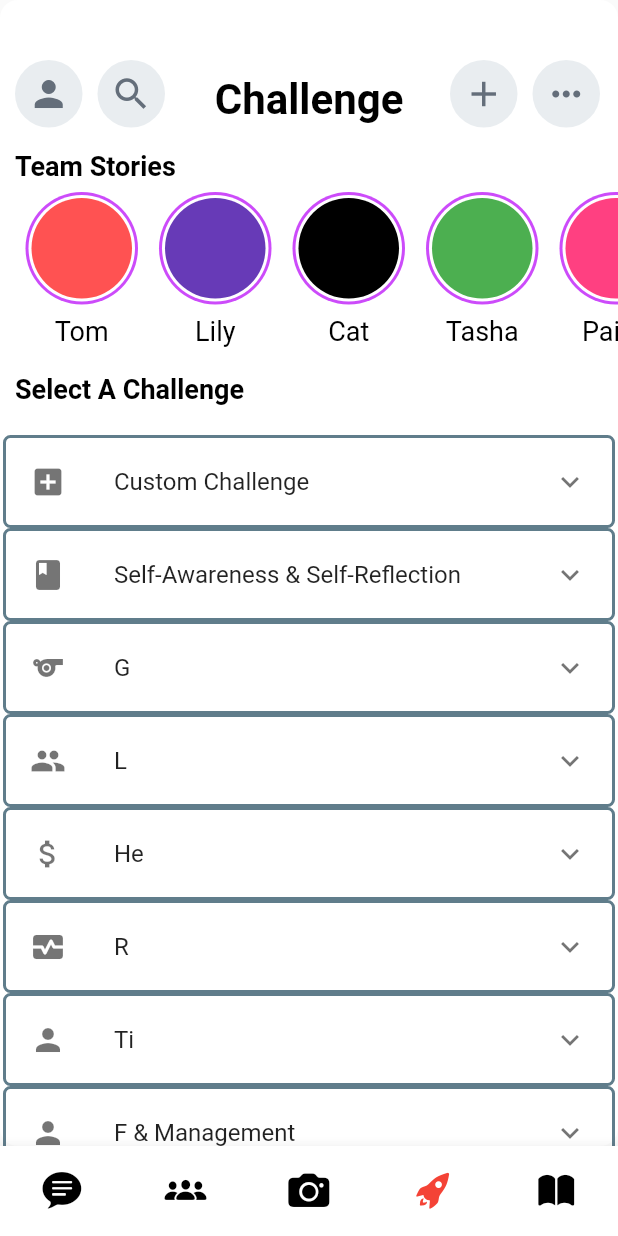
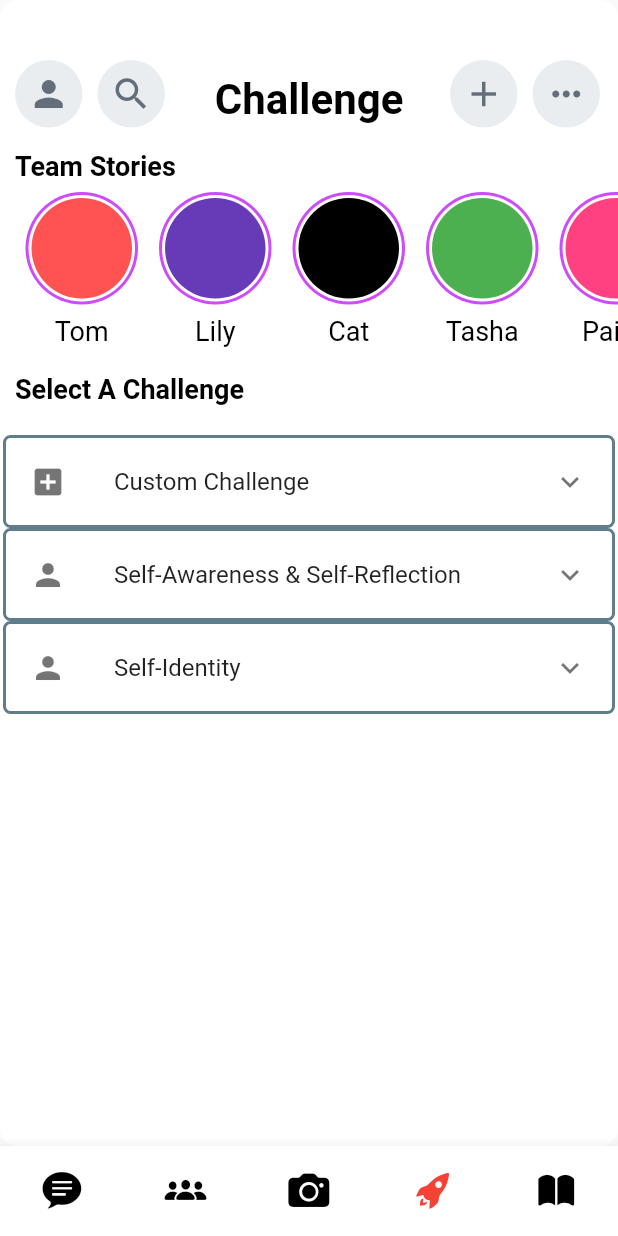
Before and after one commit to stikenganayo/TeamUP, a Flutter app: the screen it shows after launch, swiped to page 4, on a phone screen of 412 x 824 dp. Run offline on Flutter 3.47's test engine with Material 2 defaults, Android fonts, the phone set to English and light mode, and no system bars; our stand-ins replace camera.

Commit message:
Update challenge_screen.dart

```diff
--- a/lib/screens/challenge_screen.dart
+++ b/lib/screens/challenge_screen.dart
@@ -5,6 +5,22 @@ import 'package:snapchat_ui_clone/widgets/top_bar.dart';
 import 'dart:io';
 import '../style.dart';
 import '../widgets/stories.dart';
+
+
+//                         _ExpansionIconListItem(icon: Icons.add_box, title: 'Custom Challenge'),
+//                         _ExpansionIconListItem(icon: Icons.book, title: 'Self-Awareness & Self-Reflection'),
+//                         _ExpansionIconListItem(icon: Icons.sports, title: 'Goal Setting & Planning'),
+//                         _ExpansionIconListItem(icon: Icons.group, title: 'Learning & Skill Development'),
+//                         _ExpansionIconListItem(icon: Icons.attach_money, title: 'Health & Well-being'),
+//                         _ExpansionIconListItem(icon: Icons.monitor_heart, title: 'Relationships & Communication'),
+//                         _ExpansionIconListItem(icon: Icons.person, title: 'Time Management & Productivity'),
+//                         _ExpansionIconListItem(icon: Icons.person, title: 'Financial Literacy & Management'),
+//                         _ExpansionIconListItem(icon: Icons.person, title: 'Emotional Intelligence'),
+//                         _ExpansionIconListItem(icon: Icons.person, title: 'Spirituality & Purpose'),
+//                         _ExpansionIconListItem(icon: Icons.person, title: 'Creativity & Self-Expression'),
+//                         _ExpansionIconListItem(icon: Icons.person, title: 'Personal Boundaries & Self-Care'),
+
+
 
 class ChallengeScreen extends StatefulWidget {
   const ChallengeScreen({Key? key}) : super(key: key);
@@ -19,11 +35,12 @@ class _ChallengeScreenState extends State<ChallengeScreen> {
     return Scaffold(
       body: Container(
         decoration: BoxDecoration(
-          color: Style.white,
+          color: Colors.white,
           borderRadius: BorderRadius.circular(12),
         ),
         child: Stack(
           children: [
+            // Top bar
             const TopBar(isCameraPage: false, text: 'Challenge'),
             Positioned(
               top: 100,
@@ -35,45 +52,24 @@ class _ChallengeScreenState extends State<ChallengeScreen> {
                 child: Column(
                   crossAxisAlignment: CrossAxisAlignment.start,
                   children: [
+                    // Stories
                     Style.sectionTitle('Team Stories'),
                     const Stories(),
                     const SizedBox(height: 18),
+                    // Select A Challenge
                     Style.sectionTitle('Select A Challenge'),
                     const SizedBox(height: 18),
 
                     Center(
-                      // ListView with ExpansionTiles wrapping each _IconListItem
                       child: ListView(
                         padding: const EdgeInsets.all(2),
                         shrinkWrap: true,
                         physics: const NeverScrollableScrollPhysics(),
                         children: const <Widget>[
                           _ExpansionIconListItem(icon: Icons.add_box, title: 'Custom Challenge'),
-                          _ExpansionIconListItem(icon: Icons.book, title: 'Self-Awareness & Self-Reflection', subItems: [
-                            'Emotional Awareness',
-                            'Self-Identity',
-                            'Sses',
-                            'Tns',
-                            'Gons',
-                            'fdgdfg',
-                            'MiAwareness',
-                            'Pehers',
-                            'Trins',
-                            'Seing',
-                            'Perrowth',
-                            'Selon',
-
-                          ]),
-                          _ExpansionIconListItem(icon: Icons.sports, title: 'G'),
-                          _ExpansionIconListItem(icon: Icons.group, title: 'L'),
-                          _ExpansionIconListItem(icon: Icons.attach_money, title: 'He'),
-                          _ExpansionIconListItem(icon: Icons.monitor_heart, title: 'R'),
-                          _ExpansionIconListItem(icon: Icons.person, title: 'Ti'),
-                          _ExpansionIconListItem(icon: Icons.person, title: 'F & Management'),
-                          _ExpansionIconListItem(icon: Icons.person, title: 'Emotiona'),
-                          _ExpansionIconListItem(icon: Icons.person, title: 'Spiri'),
-                          _ExpansionIconListItem(icon: Icons.person, title: 'Creat'),
-                          _ExpansionIconListItem(icon: Icons.person, title: 'Pers'),
+                          _ExpansionIconListItem(icon: Icons.person, title: 'Self-Awareness & Self-Reflection'),
+                          _ExpansionIconListItem(icon: Icons.person, title: 'Self-Identity'),
+                          // ... (Other _ExpansionIconListItem)
                         ],
                       ),
                     ),
@@ -88,177 +84,110 @@ class _ChallengeScreenState extends State<ChallengeScreen> {
   }
 }
 
-class _ExpansionIconListItem extends StatelessWidget {
+class _ExpansionIconListItem extends StatefulWidget {
   final IconData icon;
   final String title;
-  final List<String>? subItems;
 
-  const _ExpansionIconListItem({required this.icon, required this.title, this.subItems});
+  const _ExpansionIconListItem({required this.icon, required this.title});
+
+  @override
+  _ExpansionIconListItemState createState() => _ExpansionIconListItemState();
+}
+
+class _ExpansionIconListItemState extends State<_ExpansionIconListItem> {
+  bool _isExpanded = false;
+  final List<String> SelfAwarenessSelfReflectionItems = ['Emotional Awareness', 'Self-Identity', 'Strengths and Weaknesses', 'Thought Patterns',
+    'Goals and Aspirations', 'Personal Values', 'Mindfulness and Present Moment Awareness', 'Perceptions of Others',
+    'Triggers and Patterns', 'Self-Care and Well-being', 'Personal History and Growth', 'Self-Compassion']; // Add more items as needed
+
+
+
+
+
+  final List<String> EmotionalAwarenessSubItems = ['Emotion Journaling', 'Emotion Wheel', 'Body Scan Meditation', 'Mindfulness Meditation'];
+  final List<String> SelfIdentitySubItems = ['Values Exploration', 'Strengths Assessment', 'Vision Board', 'Personal Mission Statement'];
+  final List<String> StrengthsAndWeaknessSubItems = ['Feedback Gathering', 'Success Stories', 'Personal Achievements Journal', 'Failure Analysis'];
+
+
+
+
+  final List<String> ListItems = ['work', 'good', 'yes', 'data'];
 
   @override
   Widget build(BuildContext context) {
+    List<String> currentListItems = [];
+    if (widget.title == 'Self-Awareness & Self-Reflection') {
+      currentListItems = SelfAwarenessSelfReflectionItems;
+    } else if (widget.title == 'Self-Identity') {
+      currentListItems = SelfIdentitySubItems;
+    } else if (widget.title == 'Strengths and Weaknesses') {
+      currentListItems = SelfIdentitySubItems;
+    }
+
     return Container(
       decoration: BoxDecoration(
         border: Border.all(color: Colors.blueGrey, width: 2),
         borderRadius: BorderRadius.circular(5),
       ),
       child: ExpansionTile(
-        leading: Icon(icon),
-        title: Text(title),
+        leading: Icon(widget.icon),
+        title: Text(widget.title),
+        onExpansionChanged: (expanded) {
+          setState(() {
+            _isExpanded = expanded;
+          });
+        },
         children: <Widget>[
-          if (subItems != null)
+          if (_isExpanded)
             Column(
-              children: subItems!.map((item) {
+              children: currentListItems.map((item) {
                 return ListTile(
+                  title: Row(
+                    mainAxisAlignment: MainAxisAlignment.spaceBetween,
+                    children: [
+                      Text(item),
+                      if ((item == 'Emotional Awareness' || item == 'Self-Identity' || item == 'Strengths and Weaknesses'))
+                        GestureDetector(
                           onTap: () {
                             showModalBottomSheet(
                               context: context,
                               builder: (BuildContext context) {
+                                List<String> selectedList = item == 'Emotional Awareness'
+                                ? EmotionalAwarenessSubItems
+                                : item == 'Self-Identity'
+                                ? SelfIdentitySubItems
+                                : item == 'Strengths and Weaknesses' ? StrengthsAndWeaknessSubItems
+                                : [];
+
+
                                 return Container(
                                   height: 200,
                                   child: ListView(
-                            children: const [
-
-                              _SubExpansionIconListItem(icon: Icons.add_box, title: 'Emotional Awareness'),
-                              _SubExpansionIconListItem(icon: Icons.add_box, title: 'Self-Identity'),
-
-                            ],
+                                    children: selectedList.map((sItem) {
+                                      return ListTile(
+                                        title: Text(sItem),
+                                        onTap: () {
+                                          // Handle item selection
+                                        },
+                                      );
+                                    }).toList(),
                                   ),
                                 );
                               },
                             );
                           },
-                  title: Row(
-                    mainAxisAlignment: MainAxisAlignment.spaceBetween,
-                    children: [
-                      Text(item),
-                      const Icon(Icons.expand_more),
+                          child: const Icon(Icons.keyboard_arrow_down),
+                        ),
                     ],
                   ),
+                  onTap: () {
+                    // Handle item selection
+                  },
                 );
               }).toList(),
             ),
         ],
       ),
-    );
-  }
-}
-
-class _SubExpansionIconListItem extends StatefulWidget {
-  final IconData icon;
-  final String title;
-
-  const _SubExpansionIconListItem({required this.icon, required this.title});
-
-  @override
-  _SubExpansionIconListItemState createState() =>
-      _SubExpansionIconListItemState();
-}
-
-class _SubExpansionIconListItemState extends State<_SubExpansionIconListItem> {
-  Set<String> selectedItems = Set();
-
-  @override
-  Widget build(BuildContext context) {
-    List<String> emotionalAwarenessItem = [
-      'Emotion Journaling',
-      'Emotion Wheel',
-      'Mindfulness Meditation',
-      'Guided Visualization',
-
-      'Emotion Charades',
-      'Feelings Thermometer',
-      'Art Expression',
-      'Emotion Cards',
-
-      'Role Play',
-      'Emotion Sharing Circles',
-      'Reflective Writing',
-      'Music Exploration',
-
-      'Group Emotion Mapping',
-      'Storytelling',
-      'Emotion-focused Apps',
-
-
-    ];
-
-    List<String> selfIdentityItem = [
-      'Self-Portrait',
-      'Values Exploration',
-      '"I Am" Collage',
-      'Identity Timeline',
-
-      'Personal Statement',
-      'Cultural Exploration',
-      'Letter to Your Younger Self',
-      'Positive Affirmations',
-
-      'Identity Wheel',
-      'Strengths Assessment',
-      'Identity Map',
-      'Name Exploration',
-
-      'Bucket List',
-      'Reflective Writing Prompts',
-      'Identity Interviews',
-
-
-    ];
-
-    List<String> items = widget.title == 'Emotional Awareness'
-        ? emotionalAwarenessItem
-        : widget.title == 'Self-Identity'
-        ? selfIdentityItem
-        : [];
-
-    return Column(
-      children: items.map((item) {
-        bool isSelected = selectedItems.contains(item);
-
-        return Container(
-          padding: const EdgeInsets.symmetric(vertical: 10),
-          decoration: const BoxDecoration(
-            border: Border(
-              bottom: BorderSide(color: Colors.grey, width: 1),
-            ),
-          ),
-          child: Row(
-            children: [
-              GestureDetector(
-                onTap: () {
-                  setState(() {
-                    if (isSelected) {
-                      selectedItems.remove(item);
-                    } else {
-                      selectedItems.add(item);
-                    }
-                  });
-                },
-                child: Icon(
-                  isSelected ? Icons.check_box : Icons.check_box_outline_blank,
-                ),
-              ),
-              GestureDetector(
-                onTap: () {
-                  // Navigate to the new app page
-                  Navigator.of(context).push(
-                    MaterialPageRoute(
-                      builder: (context) {
-                        // Replace with the widget you want to display on the new app page
-                        return NewItemScreen(itemName: item);
-                      },
-                    ),
-                  );
-                },
-                child: const Icon(Icons.add_box),
-              ),
-              const SizedBox(width: 4),
-              Text(item),
-            ],
-          ),
-        );
-      }).toList(),
     );
   }
 }
```
Lines whose indentation alone changed are shown as unchanged.
